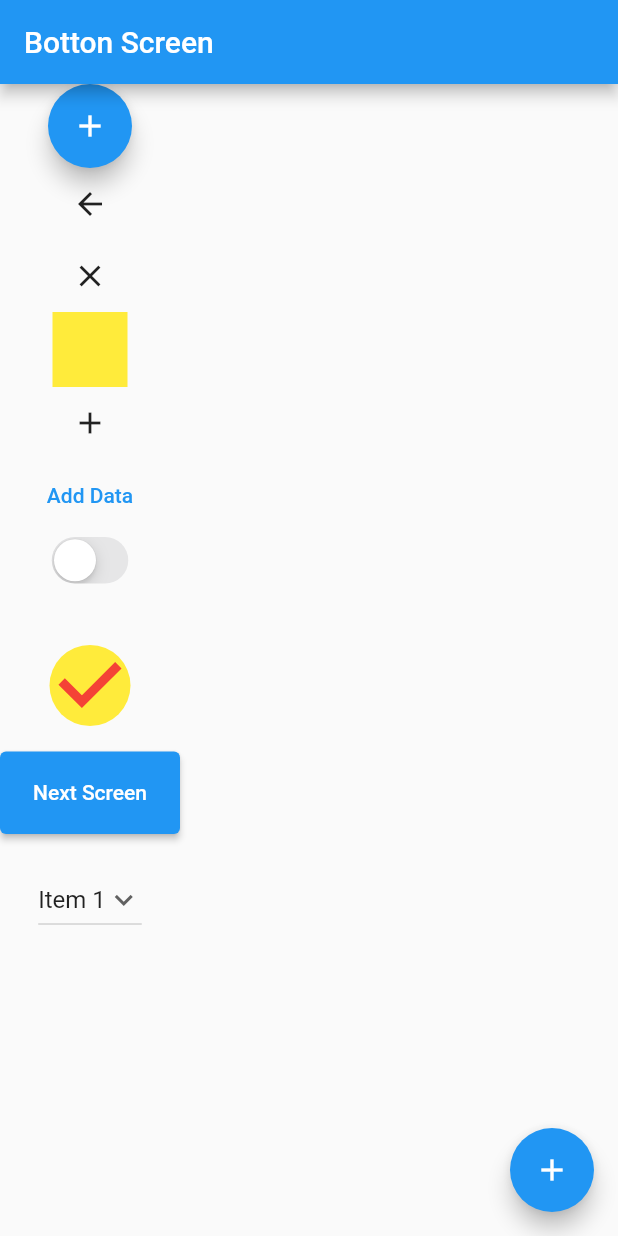
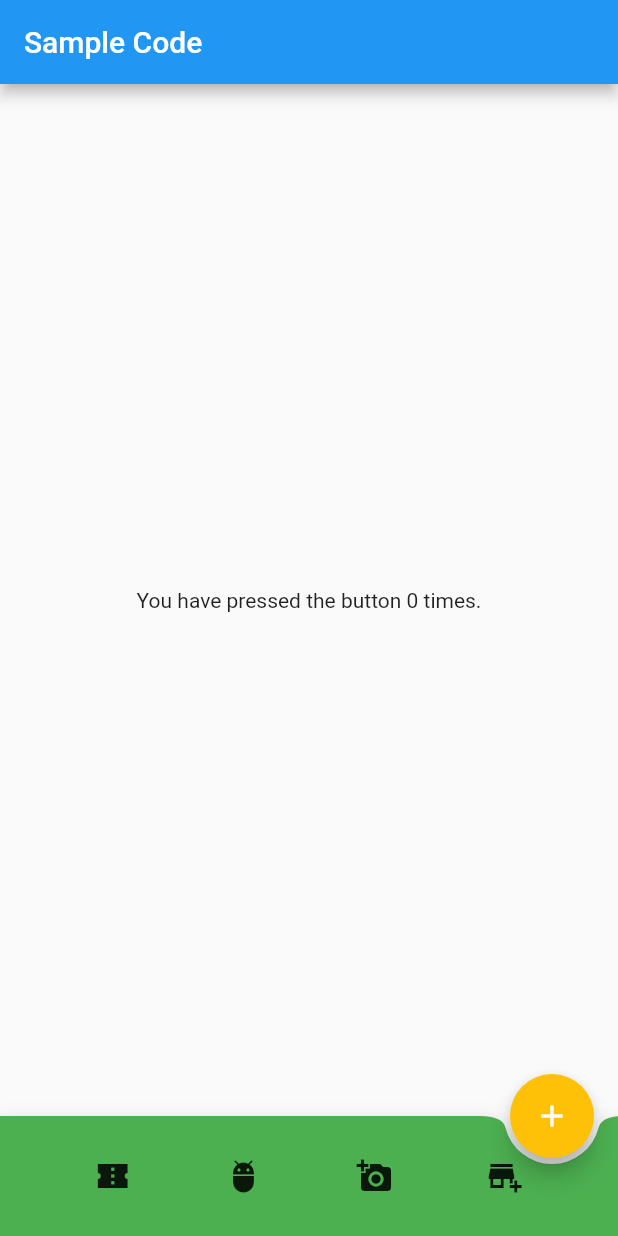
Before and after one commit to priyanshiguna/practice_app-, a Flutter app: the screen it shows after launch, on a phone screen of 412 x 824 dp. Run offline on Flutter 3.47's test engine with Material 2 defaults, Android fonts, the phone set to English and light mode, and no system bars.

Commit message:
practice topics

```diff
--- /dev/null
+++ b/lib/bottombar_screen.dart
@@ -0,0 +1,47 @@
+import 'package:flutter/material.dart';
+
+class BottomBar extends StatefulWidget {
+  const BottomBar({Key? key}) : super(key: key);
+
+  @override
+  State<BottomBar> createState() => _BottomBarState();
+}
+
+class _BottomBarState extends State<BottomBar> {
+  int _count = 0;
+  @override
+  Widget build(BuildContext context) {
+    return Scaffold(
+      appBar: AppBar(
+        title: const Text('Sample Code'),
+      ),
+      body: Center(
+        child: Text('You have pressed the button $_count times.'),
+      ),
+      bottomNavigationBar: BottomAppBar(
+        color: Colors.green,
+        shape: const CircularNotchedRectangle(),
+        child: Container(
+            height: 80,
+            child: Row(
+              mainAxisAlignment: MainAxisAlignment.spaceEvenly,
+              children: const [
+                Icon(Icons.confirmation_num_sharp),
+                Icon(Icons.adb_sharp),
+                Icon(Icons.add_a_photo),
+                Icon(Icons.add_business),
+              ],
+            )),
+      ),
+      floatingActionButton: FloatingActionButton(
+        backgroundColor: Colors.amber,
+        onPressed: () => setState(() {
+          _count++;
+        }),
+        tooltip: 'Increment Counter',
+        child: const Icon(Icons.add),
+      ),
+      floatingActionButtonLocation: FloatingActionButtonLocation.endDocked,
+    );
+  }
+}
--- a/lib/main.dart
+++ b/lib/main.dart
@@ -1,6 +1,6 @@
 import 'package:flutter/material.dart';
 
-import 'button_screen.dart';
+import 'bottombar_screen.dart';
 
 void main() {
   runApp(const MyApp());
@@ -16,7 +16,7 @@ class MyApp extends StatelessWidget {
       theme: ThemeData(
         primarySwatch: Colors.blue,
       ),
-      home: const ButtonScreen(),
+      home: const BottomBar(),
     );
   }
 }
```
